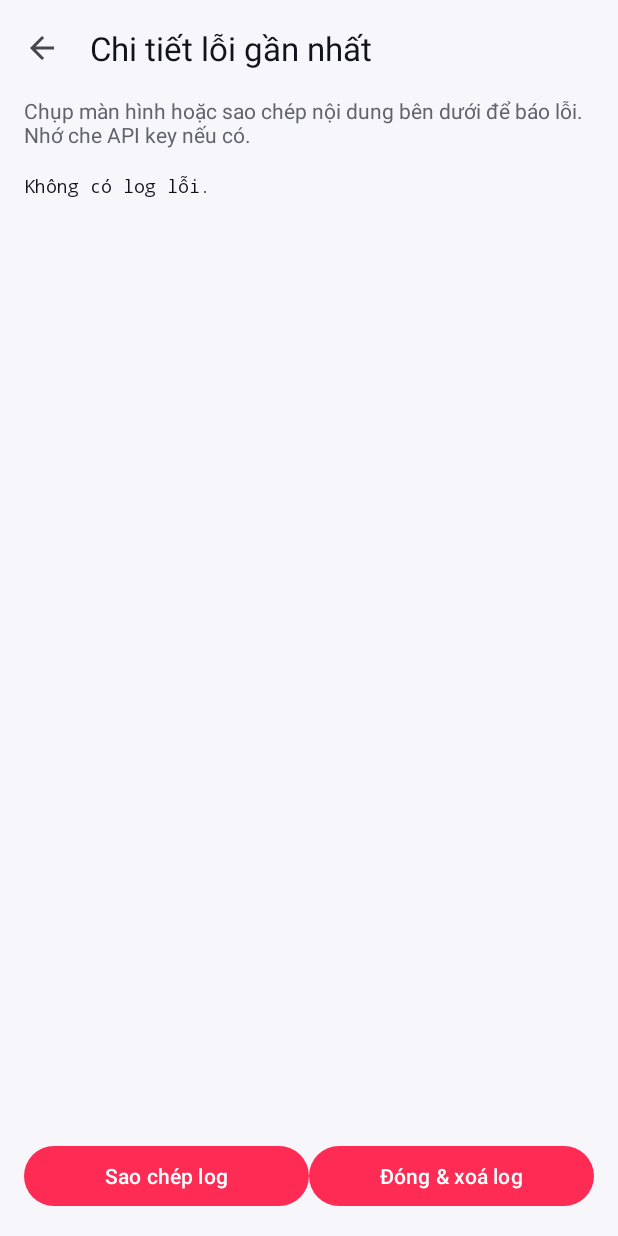
After one commit to trinhxuantanh2so4-jpg/tt, an Android app: the CrashLogActivity screen opened directly, with no data from a screen before it, on a phone screen of 412 x 824 dp. The commit adds this screen. Run offline under Robolectric (Android 15) with nearby library versions, the phone set to English and light mode, and no system bars.

Commit message:
Sửa crash Unable to instantiate SubtitleActivity + xem full crash log
- Chuyển SubtitleRepository/Processor sang by lazy để không dùng Context trước attachBaseContext
- Lưu root cause + full stack trace; debug APK tự mở CrashLogActivity, có nút Sao chép log
- Cập nhật task T9/T10 và hướng dẫn QA lấy log chi tiết

```diff
--- a/app/src/main/AndroidManifest.xml
+++ b/app/src/main/AndroidManifest.xml
@@ -70,6 +70,11 @@
             android:exported="false"
             android:launchMode="singleTop" />
 
+        <!-- Hien full stack trace cua lan crash gan nhat (debug APK) -->
+        <activity
+            android:name=".CrashLogActivity"
+            android:exported="false" />
+
         <activity
             android:name=".PlayerActivity"
             android:exported="false"
--- /dev/null
+++ b/app/src/main/java/com/example/tt/CrashLogActivity.kt
@@ -0,0 +1,46 @@
+package com.example.tt
+
+import android.content.ClipData
+import android.content.ClipboardManager
+import android.content.Context
+import android.os.Bundle
+import android.widget.Toast
+import androidx.appcompat.app.AppCompatActivity
+import com.example.tt.databinding.ActivityCrashLogBinding
+import java.io.File
+
+/**
+ * Hien toan bo stack trace cua lan crash gan nhat ngay tren may (debug APK).
+ * Nguoi dung chi can bam "Sao chep log" va dan vao bao cao loi.
+ */
+class CrashLogActivity : AppCompatActivity() {
+
+    private lateinit var binding: ActivityCrashLogBinding
+
+    override fun onCreate(savedInstanceState: Bundle?) {
+        super.onCreate(savedInstanceState)
+        binding = ActivityCrashLogBinding.inflate(layoutInflater)
+        setContentView(binding.root)
+
+        binding.toolbar.setNavigationOnClickListener { finish() }
+        val logFile = File(filesDir, TTApp.CRASH_FULL)
+        val content = runCatching { logFile.readText() }
+            .getOrDefault(getString(R.string.crash_log_empty))
+        binding.tvCrashLog.text = content
+
+        binding.btnCopyCrash.setOnClickListener {
+            val clipboard = getSystemService(Context.CLIPBOARD_SERVICE) as? ClipboardManager
+            if (clipboard == null) {
+                Toast.makeText(this, R.string.crash_log_copy_failed, Toast.LENGTH_SHORT).show()
+                return@setOnClickListener
+            }
+            clipboard.setPrimaryClip(ClipData.newPlainText("crash_log", content))
+            Toast.makeText(this, R.string.crash_log_copied, Toast.LENGTH_SHORT).show()
+        }
+
+        binding.btnCloseCrash.setOnClickListener {
+            TTApp.clearCrashLog(this)
+            finish()
+        }
+    }
+}
--- /dev/null
+++ b/app/src/main/res/layout/activity_crash_log.xml
@@ -0,0 +1,64 @@
+<?xml version="1.0" encoding="utf-8"?>
+<LinearLayout xmlns:android="http://schemas.android.com/apk/res/android"
+    xmlns:app="http://schemas.android.com/apk/res-auto"
+    android:layout_width="match_parent"
+    android:layout_height="match_parent"
+    android:background="@color/surface"
+    android:orientation="vertical">
+
+    <com.google.android.material.appbar.MaterialToolbar
+        android:id="@+id/toolbar"
+        android:layout_width="match_parent"
+        android:layout_height="?attr/actionBarSize"
+        android:background="@color/surface"
+        app:navigationIcon="?attr/homeAsUpIndicator"
+        app:title="@string/crash_log_title"
+        app:titleTextColor="@color/text_primary" />
+
+    <TextView
+        android:layout_width="match_parent"
+        android:layout_height="wrap_content"
+        android:paddingStart="@dimen/space_16"
+        android:paddingEnd="@dimen/space_16"
+        android:text="@string/crash_log_hint"
+        android:textColor="@color/text_secondary"
+        android:textSize="14sp" />
+
+    <ScrollView
+        android:layout_width="match_parent"
+        android:layout_height="0dp"
+        android:layout_weight="1"
+        android:fillViewport="true">
+
+        <TextView
+            android:id="@+id/tvCrashLog"
+            android:layout_width="match_parent"
+            android:layout_height="wrap_content"
+            android:fontFamily="monospace"
+            android:padding="@dimen/space_16"
+            android:textColor="@color/text_primary"
+            android:textIsSelectable="true"
+            android:textSize="12sp" />
+    </ScrollView>
+
+    <LinearLayout
+        android:layout_width="match_parent"
+        android:layout_height="wrap_content"
+        android:orientation="horizontal"
+        android:padding="@dimen/space_16">
+
+        <Button
+            android:id="@+id/btnCopyCrash"
+            android:layout_width="0dp"
+            android:layout_height="wrap_content"
+            android:layout_weight="1"
+            android:text="@string/crash_log_copy" />
+
+        <Button
+            android:id="@+id/btnCloseCrash"
+            android:layout_width="0dp"
+            android:layout_height="wrap_content"
+            android:layout_weight="1"
+            android:text="@string/crash_log_close" />
+    </LinearLayout>
+</LinearLayout>
--- a/app/src/main/res/values/strings.xml
+++ b/app/src/main/res/values/strings.xml
@@ -168,6 +168,13 @@
     <string name="toast_player_error">Không phát được bản này: %1$s</string>
     <string name="toast_narration_error">Không thể tạo thuyết minh: %1$s</string>
     <string name="crash_reported">Lỗi trước đó: %1$s</string>
+    <string name="crash_log_title">Chi tiết lỗi gần nhất</string>
+    <string name="crash_log_hint">Chụp màn hình hoặc sao chép nội dung bên dưới để báo lỗi. Nhớ che API key nếu có.</string>
+    <string name="crash_log_copy">Sao chép log</string>
+    <string name="crash_log_close">Đóng &amp; xoá log</string>
+    <string name="crash_log_copied">Đã sao chép log lỗi</string>
+    <string name="crash_log_copy_failed">Không sao chép được, hãy chụp màn hình</string>
+    <string name="crash_log_empty">Không có log lỗi.</string>
     <string name="subtitle_edit_hint">Sửa câu phụ đề (tiếng Việt)…</string>
     <string name="subtitle_source_hint">Lời gốc</string>
     <string name="dialog_delete_srt_title">Xoá file phụ đề?</string>
```
Also changed, not shown: app/src/main/java/com/example/tt/SubtitleActivity.kt (+5 -2 lines), app/src/main/java/com/example/tt/TTApp.kt (+32 -9 lines), 2 other files.
